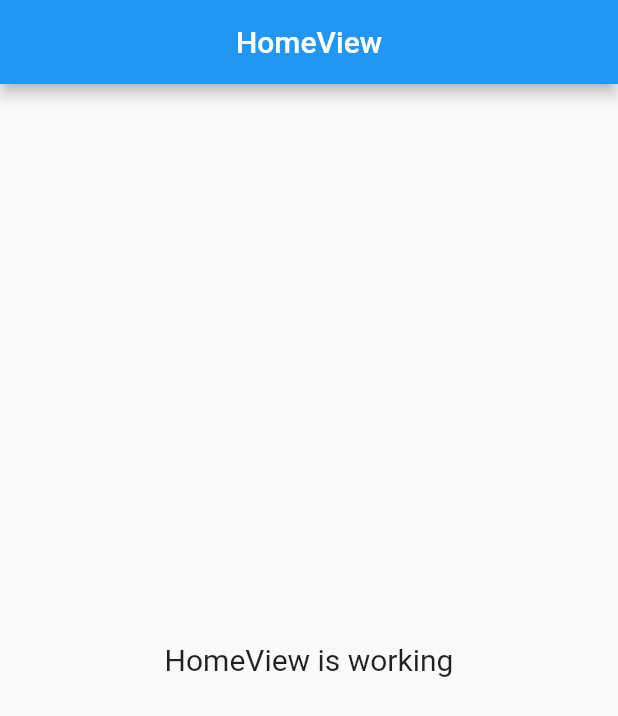
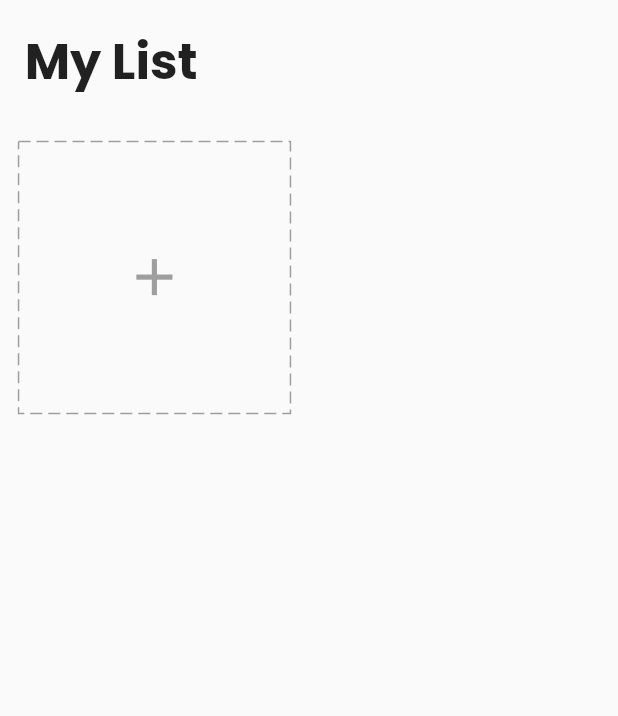
Before and after one commit to akromiafif/flutter_todo, a Flutter app: the screen it shows after launch, on a phone screen of 412 x 824 dp. Shown: the top 716 px of the screen. Run offline on Flutter 3.47's test engine with Material 2 defaults, Android fonts, the phone set to English and light mode, and no system bars; drawn by our look-alikes of dotted_border; our stand-ins replace equatable, get, get_storage, google_fonts.

Commit message:
add card widgets

```diff
--- a/lib/app/modules/home/bindings/home_binding.dart
+++ b/lib/app/modules/home/bindings/home_binding.dart
@@ -1,4 +1,6 @@
 import 'package:get/get.dart';
+import 'package:todoapp/app/data/providers/task/provider.dart';
+import 'package:todoapp/app/data/services/storage/repository.dart';
 
 import '../controllers/home_controller.dart';
 
@@ -6,7 +8,11 @@ class HomeBinding extends Bindings {
   @override
   void dependencies() {
     Get.lazyPut<HomeController>(
-      () => HomeController(),
+      () => HomeController(
+        taskRepository: TaskRepository(
+          taskProvider: TaskProvider(),
+        ),
+      ),
     );
   }
 }
--- a/lib/app/modules/home/controllers/home_controller.dart
+++ b/lib/app/modules/home/controllers/home_controller.dart
@@ -1,23 +1,17 @@
 import 'package:get/get.dart';
+import 'package:todoapp/app/data/models/task.dart';
+import 'package:todoapp/app/data/services/storage/repository.dart';
 
 class HomeController extends GetxController {
-  //TODO: Implement HomeController
+  final TaskRepository taskRepository;
+  HomeController({required this.taskRepository});
 
-  final count = 0.obs;
+  final tasks = <Task>[].obs;
+
   @override
   void onInit() {
     super.onInit();
+    tasks.assignAll(taskRepository.readTasks());
+    ever(tasks, (_) => taskRepository.writeTasks(tasks));
   }
-
-  @override
-  void onReady() {
-    super.onReady();
-  }
-
-  @override
-  void onClose() {
-    super.onClose();
-  }
-
-  void increment() => count.value++;
 }
--- a/lib/app/modules/home/views/home_view.dart
+++ b/lib/app/modules/home/views/home_view.dart
@@ -1,22 +1,37 @@
 import 'package:flutter/material.dart';
-
 import 'package:get/get.dart';
-
+import 'package:google_fonts/google_fonts.dart';
+import 'package:todoapp/app/modules/home/widgets/add_card.dart';
 import '../controllers/home_controller.dart';
+import '../../../../app/core/utils/extensions.dart';
 
 class HomeView extends GetView<HomeController> {
   const HomeView({Key? key}) : super(key: key);
   @override
   Widget build(BuildContext context) {
     return Scaffold(
-      appBar: AppBar(
-        title: const Text('HomeView'),
-        centerTitle: true,
-      ),
-      body: Center(
-        child: Text(
-          'HomeView is working',
-          style: TextStyle(fontSize: 20),
+      body: SafeArea(
+        child: ListView(
+          children: <Widget>[
+            Padding(
+              padding: EdgeInsets.all(4.0.wp),
+              child: Text(
+                'My List',
+                style: GoogleFonts.poppins(
+                  fontSize: 24.0.sp,
+                  fontWeight: FontWeight.bold,
+                ),
+              ),
+            ),
+            GridView.count(
+              crossAxisCount: 2,
+              shrinkWrap: true,
+              physics: const ClampingScrollPhysics(),
+              children: [
+                AddCard(),
+              ],
+            )
+          ],
         ),
       ),
     );
--- /dev/null
+++ b/lib/app/modules/home/widgets/add_card.dart
@@ -0,0 +1,36 @@
+import 'package:dotted_border/dotted_border.dart';
+import 'package:flutter/material.dart';
+import 'package:get/get.dart';
+import 'package:todoapp/app/modules/home/controllers/home_controller.dart';
+import 'package:todoapp/app/modules/widgets/icons.dart';
+import '../../../../app/core/utils/extensions.dart';
+
+class AddCard extends StatelessWidget {
+  final homeController = Get.find<HomeController>();
+  AddCard({Key? key}) : super(key: key);
+
+  @override
+  Widget build(BuildContext context) {
+    final icons = getIcons();
+    var squareWidth = Get.width - 12.0.wp;
+    return Container(
+      width: squareWidth / 2,
+      height: squareWidth / 2,
+      margin: EdgeInsets.all(3.0.wp),
+      child: InkWell(
+        onTap: () {},
+        child: DottedBorder(
+          color: Colors.grey,
+          dashPattern: const [8, 4],
+          child: Center(
+            child: Icon(
+              Icons.add,
+              size: 10.0.wp,
+              color: Colors.grey,
+            ),
+          ),
+        ),
+      ),
+    );
+  }
+}
--- /dev/null
+++ b/lib/app/modules/widgets/icons.dart
@@ -0,0 +1,14 @@
+import 'package:flutter/material.dart';
+import 'package:todoapp/app/core/values/colors.dart';
+import 'package:todoapp/app/core/values/icons.dart';
+
+List<Icon> getIcons() {
+  return const [
+    Icon(IconData(personIcon, fontFamily: 'MaterialIcons'), color: purple),
+    Icon(IconData(workIcon, fontFamily: 'MaterialIcons'), color: pink),
+    Icon(IconData(movieIcon, fontFamily: 'MaterialIcons'), color: green),
+    Icon(IconData(sportIcon, fontFamily: 'MaterialIcons'), color: yellow),
+    Icon(IconData(travelIcon, fontFamily: 'MaterialIcons'), color: deepPink),
+    Icon(IconData(shopIcon, fontFamily: 'MaterialIcons'), color: lightBlue),
+  ];
+}
--- a/lib/main.dart
+++ b/lib/main.dart
@@ -18,6 +18,7 @@ class MyApp extends StatelessWidget {
   @override
   Widget build(BuildContext context) {
     return GetMaterialApp(
+      debugShowCheckedModeBanner: false,
       title: "Application",
       initialRoute: AppPages.INITIAL,
       getPages: AppPages.routes,
--- a/pubspec.yaml
+++ b/pubspec.yaml
@@ -12,6 +12,9 @@ dependencies:
     sdk: flutter
   get_storage: ^2.0.3
   equatable: ^2.0.5
+  flutter_easyloading: ^3.0.5
+  google_fonts: ^3.0.1
+  dotted_border: ^2.0.0+3
 
 dev_dependencies:
   flutter_lints: ^2.0.0
```
Also changed, not shown: pubspec.lock.
